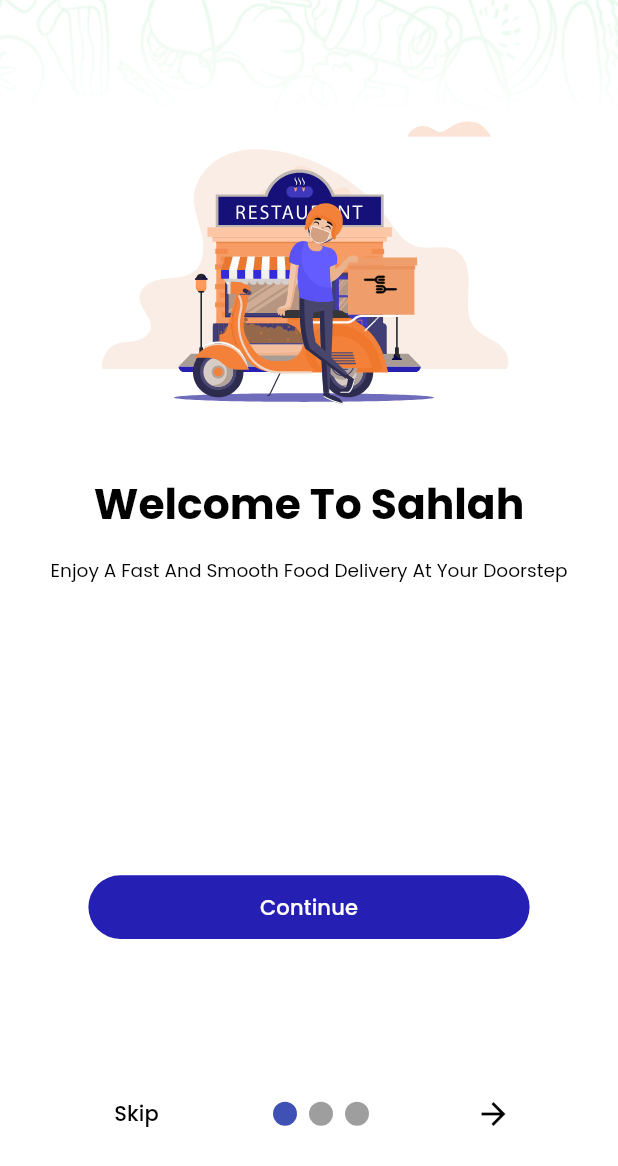
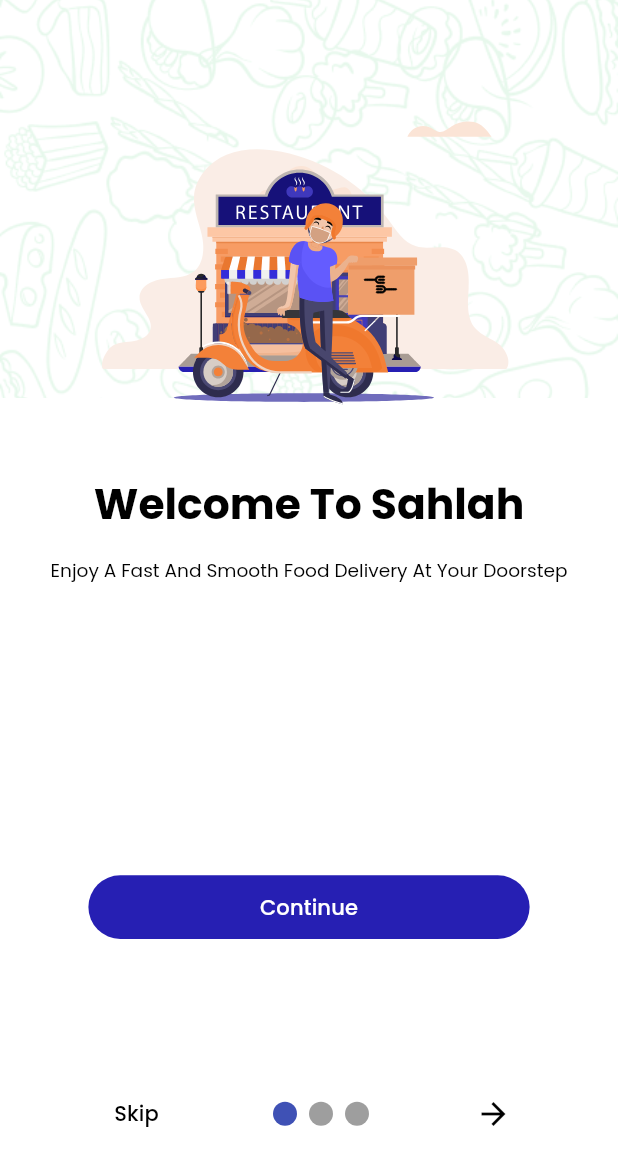
Before and after one commit to Mo3taz410/foodtek, a Flutter app: the screen it shows after launch, on a phone screen of 412 x 824 dp. Shown: the top 1166 px of the screen. Run offline on Flutter 3.47's test engine with Material 3 defaults, Android fonts, the phone set to English and light mode, and no system bars; drawn by our look-alikes of smooth_page_indicator; our stand-ins replace flutter_bloc, flutter_screenutil, flutter_secure_storage, flutter_svg, geocoding, geolocator and 4 more.

Commit message:
18th april

```diff
--- a/lib/core/theme/app_themes.dart
+++ b/lib/core/theme/app_themes.dart
@@ -107,6 +107,8 @@ class AppThemes {
     bottomNavigationBarTheme: BottomNavigationBarThemeData(
       selectedItemColor: AppDarkColors.primary,
       unselectedItemColor: AppLightColors.primary,
+      selectedLabelStyle: AppTextThemes.darkTextTheme.labelMedium,
+      unselectedLabelStyle: AppTextThemes.darkTextTheme.labelMedium,
     ),
   );
 }
--- a/lib/features/onboarding/views/screen/onboarding_screen.dart
+++ b/lib/features/onboarding/views/screen/onboarding_screen.dart
@@ -43,8 +43,8 @@ class _OnboardingScreenState extends State<OnboardingScreen> {
                   begin: Alignment.topCenter,
                   end: Alignment.bottomCenter,
                   colors: [
-                    Colors.black,
-                    Colors.transparent,
+                    Theme.of(context).colorScheme.primary,
+                    Theme.of(context).colorScheme.secondary,
                   ],
                   stops: [0.0, 0.3],
                 ).createShader(bounds);
```
Also changed, not shown: 4 other files.
